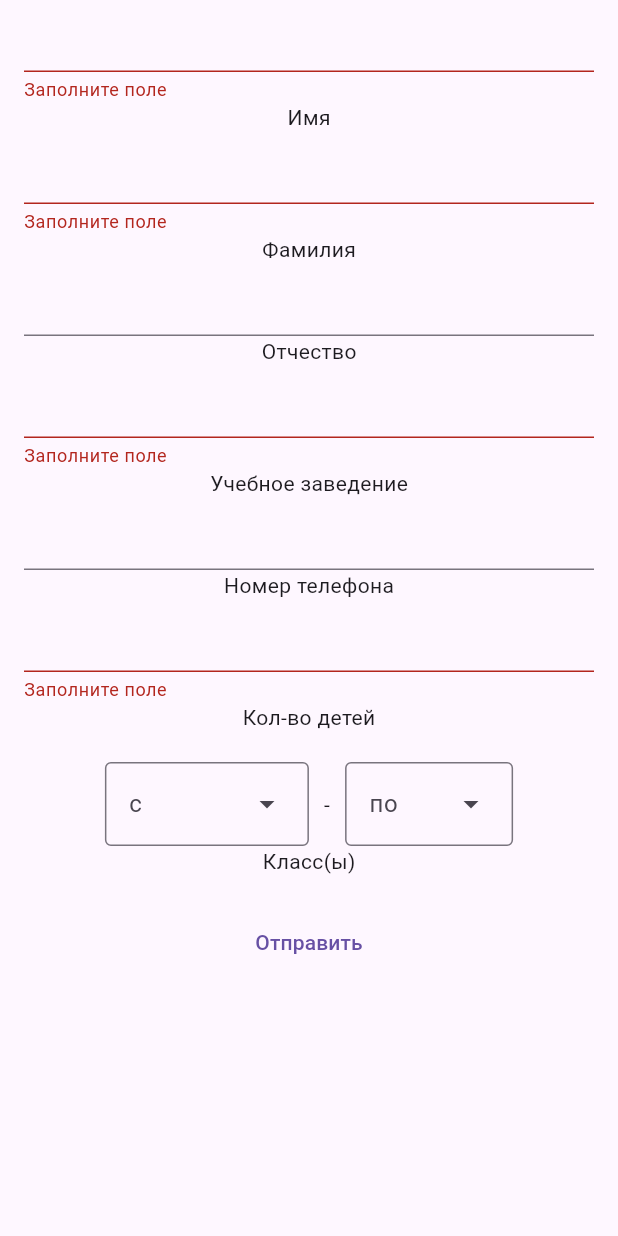
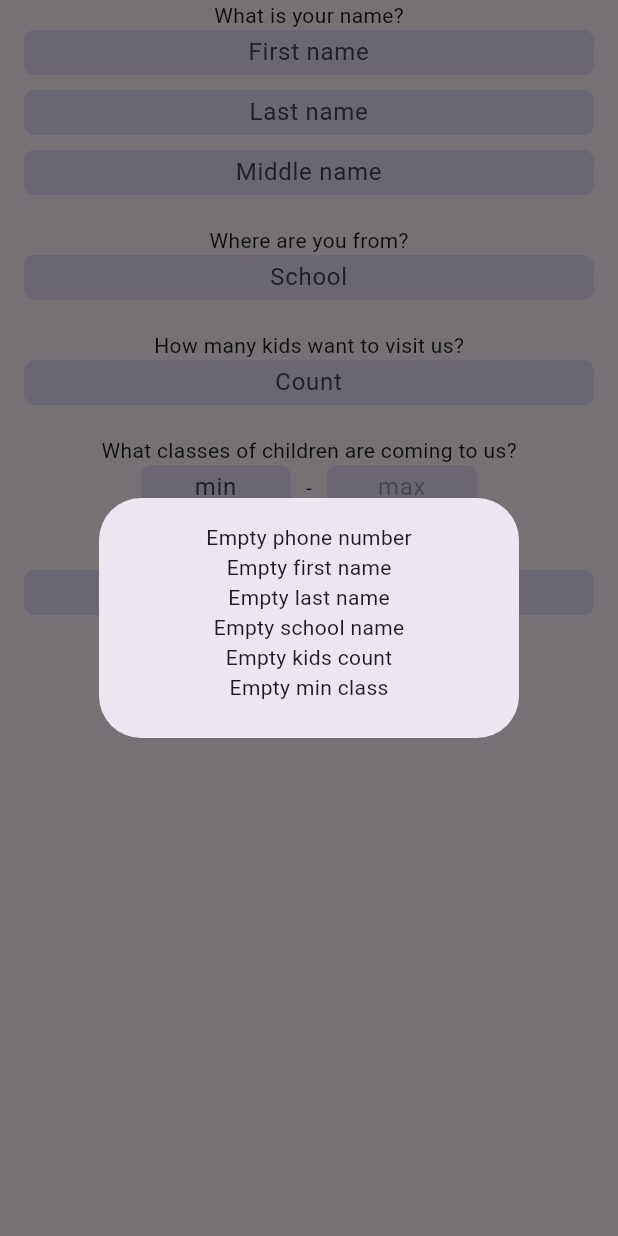
Before and after one commit to 517ANT38/sstu-event-app, a Flutter app: the EventForm widget shown alone on an empty page, opened directly, after a tap on "Отправить", on a phone screen of 412 x 824 dp. Run offline on Flutter 3.47's test engine with Material 3 defaults, Android fonts, the phone set to English and light mode, and no system bars.

Commit message:
add pages

```diff
--- a/frontend/lib/pages/eventform.dart
+++ b/frontend/lib/pages/eventform.dart
@@ -1,8 +1,14 @@
-import 'dart:math';
-
 import 'package:flutter/material.dart';
+import 'package:flutter/services.dart';
+import 'package:sstu_event_app/components/custominput.dart';
+import 'package:sstu_event_app/formatters/enumformatter.dart';
+import 'package:sstu_event_app/formatters/intminmaxformatter.dart';
+import 'package:sstu_event_app/formatters/lengthformatter.dart';
+import 'package:sstu_event_app/formatters/nameformatter.dart';
 
 class EventForm extends StatefulWidget {
+  const EventForm({super.key});
+
   @override
   State<StatefulWidget> createState() {
     return EventFormState();
@@ -30,7 +36,8 @@ class EventFormState extends State<EventForm> {
   final countType =
       const TextInputType.numberWithOptions(signed: false, decimal: false);
 
-  var classDiff = 0;
+  String sel1Value = "";
+  String sel2Value = "";
 
   @override
   Widget build(BuildContext context) {
@@ -41,99 +48,179 @@ class EventFormState extends State<EventForm> {
             padding: const EdgeInsets.symmetric(horizontal: 16.0),
             child: Column(
               children: [
+                const Text("What is your name?"),
+
                 // Имя
-                TextFormField(
+                CustomInput(
                   controller: firstNameController,
-                  validator: emptyValidator,
                   keyboardType: TextInputType.name,
+                  placeholder: "First name",
+                  inputFormatters: [NameFormatter.get()],
                 ),
-                const Text('Имя'),
+
+                const SizedBox(height: 10),
 
                 // Фамилия
-                TextFormField(
+                CustomInput(
                   controller: secondNameController,
-                  validator: emptyValidator,
                   keyboardType: TextInputType.name,
+                  placeholder: "Last name",
+                  inputFormatters: [NameFormatter.get()],
                 ),
-                const Text('Фамилия'),
+
+                const SizedBox(height: 10),
 
                 // Отчество
-                TextFormField(
+                CustomInput(
                   controller: thirdNameController,
                   keyboardType: TextInputType.name,
+                  placeholder: "Middle name",
+                  inputFormatters: [NameFormatter.get()],
                 ),
-                const Text('Отчество'),
-
-                // Учебное заведение
-                TextFormField(
-                  controller: schoolController,
-                  validator: emptyValidator,
-                ),
-                const Text('Учебное заведение'),
-
-                // Номер телефона
-                TextFormField(
-                  controller: phoneController,
-                  keyboardType: TextInputType.phone,
-                ),
-                const Text('Номер телефона'),
-
-                // Кол-во детей
-                TextFormField(
-                  controller: countController,
-                  keyboardType: countType,
-                  validator: emptyValidator,
-                ),
-                const Text('Кол-во детей'),
 
                 const SizedBox(height: 20),
 
+                const Text("Where are you from?"),
+
+                // Учебное заведение
+                CustomInput(
+                  controller: schoolController,
+                  placeholder: "School",
+                ),
+
+                const SizedBox(height: 20),
+
+                const Text("How many kids want to visit us?"),
+
+                // Кол-во детей
+                CustomInput(
+                  controller: countController,
+                  keyboardType: countType,
+                  placeholder: "Count",
+                  inputFormatters: [IntMinMaxFormatter(min: 1, max: 100)],
+                ),
+
+                const SizedBox(height: 20),
+
+                const Text("What classes of children are coming to us?"),
+
                 // Класс(ы)
-                Row(
-                  mainAxisAlignment: MainAxisAlignment.center,
-                  children: [
-                    DropdownMenu(
+                Row(mainAxisAlignment: MainAxisAlignment.center, children: [
+                  ConstrainedBox(
+                      constraints: const BoxConstraints.tightFor(width: 100),
+                      child: CustomInput(
                         controller: class1Controller,
-                      hintText: "с",
-                      dropdownMenuEntries: List.generate(
-                          11,
-                          (index) => DropdownMenuEntry(
-                              value: index + 1, label: (index + 1).toString())),
-                      onSelected: (value) {
+                        placeholder: "min",
+                        keyboardType: countType,
+                        inputFormatters: [IntMinMaxFormatter(min: 1, max: 11)],
+                        onChanged: (value) {
                           setState(() {
-                          classDiff = 11 -
-                              (class1Controller.text.isNotEmpty
-                                  ? int.parse(class1Controller.text)
-                                  : 11);
-                          if (class2Controller.text.isNotEmpty &&
-                              class1Controller.text.isNotEmpty &&
-                              int.parse(class2Controller.text) <=
-                                  int.parse(class1Controller.text)) {
+                            sel1Value = value;
+                            if (sel2Value.isNotEmpty &&
+                                value.isNotEmpty &&
+                                int.parse(sel2Value) <= int.parse(value)) {
                               class2Controller.clear();
+                              sel2Value = "";
                             }
                           });
                         },
-                    ),
+                      )),
                   const SizedBox(width: 10.0),
                   const Text('-'),
                   const SizedBox(width: 10.0),
-                    DropdownMenu(
+                  ConstrainedBox(
+                      constraints: const BoxConstraints.tightFor(width: 100),
+                      child: CustomInput(
+                        enabled:
+                            sel1Value.isNotEmpty && int.parse(sel1Value) != 11,
                         controller: class2Controller,
-                        hintText: 'по',
-                        dropdownMenuEntries: List.generate(
-                            max(0, classDiff),
-                            (index) => DropdownMenuEntry(
-                                value: 12 - classDiff + index,
-                                label: (12 - classDiff + index).toString())))
+                        placeholder: 'max',
+                        keyboardType: countType,
+                        onChanged: (value) {
+                          setState(() {
+                            sel2Value = value;
+                          });
+                        },
+                        inputFormatters: [
+                          EnumFormatter(values: [
+                            "1",
+                            "10",
+                            ...List.generate(
+                                11 - (int.tryParse(sel1Value) ?? 11),
+                                (index) => (11 - index).toString())
+                          ])
                         ],
-                ),
-                const Text('Класс(ы)'),
+                      ))
+                ]),
 
                 const SizedBox(height: 20),
 
-                TextButton(
-                    onPressed: () => {if (fkey.currentState!.validate()) {}},
+                const Text("What is your phone number?"),
+
+                // Номер телефона
+                CustomInput(
+                  controller: phoneController,
+                  keyboardType: TextInputType.phone,
+                  placeholder: "8 888 909-11-22",
+                  inputFormatters: [LengthFormatter(length: 20)],
+                ),
+
+                const SizedBox(height: 20),
+
+                Container(
+                  decoration: BoxDecoration(
+                    color: Theme.of(context).colorScheme.inversePrimary,
+                    borderRadius: BorderRadius.circular(15)
+                  ),
+                  child: TextButton(
+                      onPressed: () {
+                        List<String> errors = [];
+
+                        if (phoneController.text.isEmpty) {
+                          errors.add("Empty phone number");
+                        } else if (!RegExp(
+                                r"^((8|\+7)[\- ]?)?(\(?\d{3}\)?[\- ]?)?[\d\- ]{7,10}$")
+                            .hasMatch(phoneController.text)) {
+                          errors.add("Incorrect phone number");
+                        }
+
+                        if (firstNameController.text.isEmpty) {
+                          errors.add("Empty first name");
+                        }
+
+                        if (secondNameController.text.isEmpty) {
+                          errors.add("Empty last name");
+                        }
+
+                        if (schoolController.text.isEmpty) {
+                          errors.add("Empty school name");
+                        }
+
+                        if (countController.text.isEmpty) {
+                          errors.add("Empty kids count");
+                        }
+
+                        if (sel1Value.isEmpty) {
+                          errors.add("Empty min class");
+                        } else if (sel2Value.isNotEmpty &&
+                            int.parse(sel2Value) <= int.parse(sel1Value)) {
+                          errors.add("Max class must be less than min class");
+                        }
+
+                        if (errors.isNotEmpty) {
+                          showDialog(
+                              context: context,
+                              builder: (context) {
+                                return AlertDialog(
+                                    content: Column(
+                                  mainAxisSize: MainAxisSize.min,
+                                  children: errors.map((e) => Text(e)).toList(),
+                                ));
+                              });
+                        }
+                      },
                       child: const Text("Отправить")),
+                ),
               ],
             ),
           )),
```
Also changed, not shown: frontend/lib/pages/newslistpage.dart (added, +143 -0 lines), frontend/lib/pages/newspage.dart (added, +25 -0 lines). Lines whose indentation alone changed are shown as unchanged.
